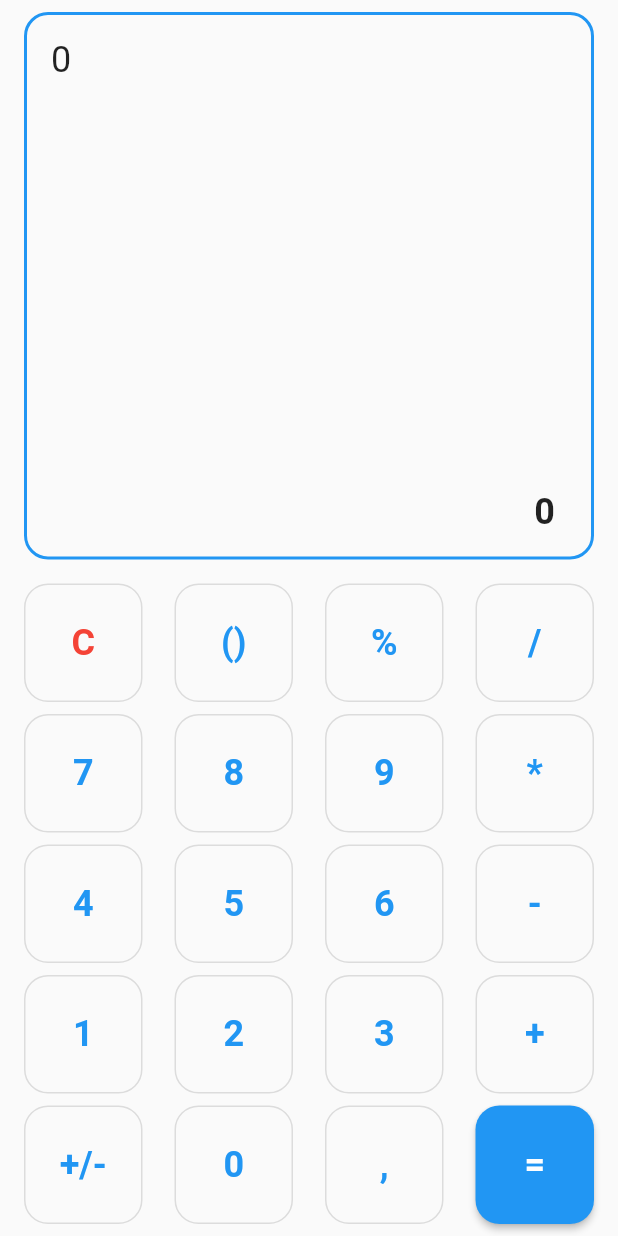
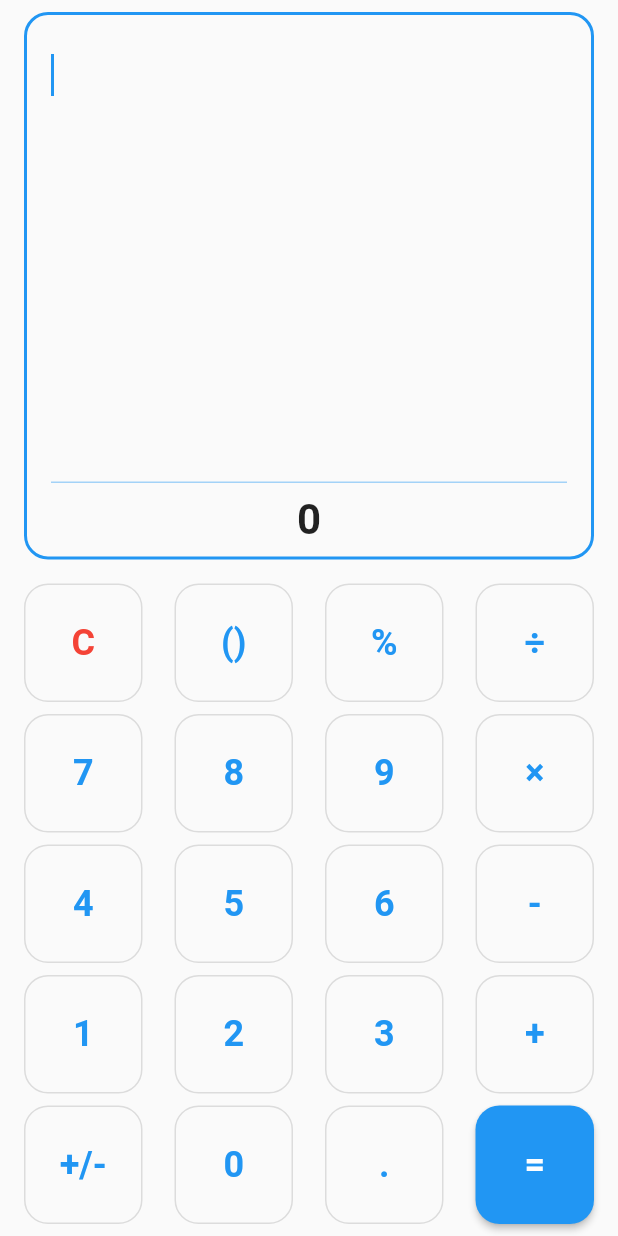
Before and after one commit to m-salmani78/persian_calculator, a Flutter app: the screen it shows after launch, on a phone screen of 412 x 824 dp. Run offline on Flutter 3.47's test engine with Material 2 defaults, Android fonts, the phone set to English and light mode, and no system bars.

```diff
--- a/lib/main.dart
+++ b/lib/main.dart
@@ -11,7 +11,7 @@ class MyApp extends StatelessWidget {
   @override
   Widget build(BuildContext context) {
     return MaterialApp(
-      title: 'Graphycal Calculator',
+      title: 'Calculator',
       theme: ThemeData(
         primarySwatch: Colors.blue,
       ),
--- a/lib/screens/home/home.dart
+++ b/lib/screens/home/home.dart
@@ -2,25 +2,28 @@ import 'package:calculator/repo/calculator.dart';
 import 'package:calculator/screens/home/widgets/keyboard.dart';
 import 'package:calculator/screens/home/widgets/monitor.dart';
 import 'package:flutter/material.dart';
+import 'package:provider/provider.dart';
 
 class HomeScreen extends StatelessWidget {
-  final controller = TextEditingController(text: '0');
+  final controller = TextEditingController();
 
   HomeScreen({Key? key}) : super(key: key);
 
   @override
   Widget build(BuildContext context) {
-    final calculator = Calculator(controller: controller);
     return SafeArea(
       child: Scaffold(
-        body: Padding(
+        body: ListenableProvider<Calculator>(
+          create: (context) => Calculator(controller: controller),
+          child: Padding(
             padding: const EdgeInsets.symmetric(horizontal: 16, vertical: 8),
             child: Column(
               children: [
                 Flexible(child: Monitor(controller: controller)),
                 const SizedBox(height: 16),
-              CustomKeyboard(calculator: calculator),
+                const CustomKeyboard(),
               ],
+            ),
           ),
         ),
       ),
--- a/lib/screens/home/widgets/keyboard.dart
+++ b/lib/screens/home/widgets/keyboard.dart
@@ -1,31 +1,32 @@
 import 'package:calculator/repo/calculator.dart';
 import 'package:calculator/widgets/custom_button.dart';
 import 'package:flutter/material.dart';
+import 'package:provider/provider.dart';
 
 class CustomKeyboard extends StatelessWidget {
-  final Calculator calculator;
   final _mainAxisAlignment = MainAxisAlignment.spaceBetween;
 
-  const CustomKeyboard({Key? key, required this.calculator}) : super(key: key);
+  const CustomKeyboard({Key? key}) : super(key: key);
 
   @override
   Widget build(BuildContext context) {
+    final calculator = context.watch<Calculator>();
     return Column(
       children: [
-        _buildFirstRow(),
+        _buildFirstRow(calculator),
         const SizedBox(height: 8),
-        _buildNum7to9(),
+        _buildNum7to9(calculator),
         const SizedBox(height: 8),
-        _buildNum4to6(),
+        _buildNum4to6(calculator),
         const SizedBox(height: 8),
-        _buildNum1to3(),
+        _buildNum1to3(calculator),
         const SizedBox(height: 8),
-        _buildOtherNums(),
+        _buildOtherNums(calculator),
       ],
     );
   }
 
-  Widget _buildFirstRow() {
+  Widget _buildFirstRow(Calculator calculator) {
     return Row(
       mainAxisAlignment: _mainAxisAlignment,
       children: [
@@ -36,64 +37,58 @@ class CustomKeyboard extends StatelessWidget {
           child: const Text('C'),
           primary: Colors.red,
         ),
-        CustomButton(onPressed: () {}, child: const Text('()')),
-        CustomButton(onPressed: () {}, child: const Text('%')),
         CustomButton(
             onPressed: () {
-              calculator.addOperator('/');
+              //todo
             },
-            child: const Text('/')),
+            child: const Text('()')),
+        CustomButton(
+            onPressed: () {
+              //todo
+            },
+            child: const Text('%')),
+        CustomButton(
+            onPressed: () {
+              calculator.addOperator('÷');
+            },
+            child: const Text('÷')),
       ],
     );
   }
 
-  _buildNum7to9() {
+  _buildNum7to9(Calculator calculator) {
     return Row(
       mainAxisAlignment: _mainAxisAlignment,
       children: [
+        ...List.generate(
+          3,
+          (index) => CustomButton(
+              onPressed: () {
+                calculator.addNum('${index + 7}');
+              },
+              child: Text('${index + 7}')),
+        ),
         CustomButton(
             onPressed: () {
-              calculator.addNum('7');
+              calculator.addOperator('×');
             },
-            child: const Text('7')),
-        CustomButton(
-            onPressed: () {
-              calculator.addNum('8');
-            },
-            child: const Text('8')),
-        CustomButton(
-            onPressed: () {
-              calculator.addNum('9');
-            },
-            child: const Text('9')),
-        CustomButton(
-            onPressed: () {
-              calculator.addOperator('*');
-            },
-            child: const Text('*')),
+            child: const Text('×')),
       ],
     );
   }
 
-  _buildNum4to6() {
+  _buildNum4to6(Calculator calculator) {
     return Row(
       mainAxisAlignment: _mainAxisAlignment,
       children: [
-        CustomButton(
-            onPressed: () {
-              calculator.addNum('4');
-            },
-            child: const Text('4')),
-        CustomButton(
-            onPressed: () {
-              calculator.addNum('5');
-            },
-            child: const Text('5')),
-        CustomButton(
-            onPressed: () {
-              calculator.addNum('6');
-            },
-            child: const Text('6')),
+        ...List.generate(
+          3,
+          (index) => CustomButton(
+              onPressed: () {
+                calculator.addNum('${index + 4}');
+              },
+              child: Text('${index + 4}')),
+        ),
         CustomButton(
             onPressed: () {
               calculator.addOperator('-');
@@ -103,25 +98,18 @@ class CustomKeyboard extends StatelessWidget {
     );
   }
 
-  _buildNum1to3() {
+  _buildNum1to3(Calculator calculator) {
     return Row(
       mainAxisAlignment: _mainAxisAlignment,
       children: [
-        CustomButton(
-            onPressed: () {
-              calculator.addNum('1');
-            },
-            child: const Text('1')),
-        CustomButton(
-            onPressed: () {
-              calculator.addNum('2');
-            },
-            child: const Text('2')),
-        CustomButton(
-            onPressed: () {
-              calculator.addNum('3');
-            },
-            child: const Text('3')),
+        ...List.generate(
+          3,
+          (index) => CustomButton(
+              onPressed: () {
+                calculator.addNum('${index + 1}');
+              },
+              child: Text('${index + 1}')),
+        ),
         CustomButton(
             onPressed: () {
               calculator.addOperator('+');
@@ -131,7 +119,7 @@ class CustomKeyboard extends StatelessWidget {
     );
   }
 
-  _buildOtherNums() {
+  _buildOtherNums(Calculator calculator) {
     return Row(
       mainAxisAlignment: _mainAxisAlignment,
       children: [
@@ -141,7 +129,11 @@ class CustomKeyboard extends StatelessWidget {
               calculator.addNum('0');
             },
             child: const Text('0')),
-        CustomButton(onPressed: () {}, child: const Text(',')),
+        CustomButton(
+            onPressed: () {
+              calculator.addDot();
+            },
+            child: const Text('.')),
         CustomButton(
           outlined: false,
           onPressed: () {
--- a/lib/screens/home/widgets/monitor.dart
+++ b/lib/screens/home/widgets/monitor.dart
@@ -1,6 +1,8 @@
 import 'package:calculator/constants.dart';
+import 'package:calculator/repo/calculator.dart';
 import 'package:flutter/cupertino.dart';
 import 'package:flutter/material.dart';
+import 'package:provider/provider.dart';
 
 class Monitor extends StatelessWidget {
   final TextEditingController controller;
@@ -9,6 +11,7 @@ class Monitor extends StatelessWidget {
 
   @override
   Widget build(BuildContext context) {
+    var result = context.watch<Calculator>().finalResult;
     return Container(
       constraints: const BoxConstraints.expand(),
       decoration: BoxDecoration(
@@ -16,26 +19,34 @@ class Monitor extends StatelessWidget {
         border: Border.all(color: Theme.of(context).primaryColor, width: 2),
       ),
       child: Column(
-        crossAxisAlignment: CrossAxisAlignment.end,
         children: [
+          const SizedBox(height: 16),
           TextField(
             controller: controller,
             readOnly: true,
             showCursor: true,
             minLines: 1,
-            maxLines: 10,
+            maxLines: 4,
             style: const TextStyle(fontSize: 24),
+            autofocus: true,
             decoration: const InputDecoration(
               border: OutlineInputBorder(borderSide: BorderSide.none),
-              contentPadding: EdgeInsets.all(16),
+              contentPadding: EdgeInsets.symmetric(horizontal: 16),
             ),
           ),
           const Spacer(),
-          const Padding(
-            padding: EdgeInsets.only(bottom: 16, right: 24),
+          Divider(
+            thickness: 1,
+            indent: 16,
+            endIndent: 16,
+            color: Theme.of(context).primaryColor.withOpacity(0.4),
+            height: 0,
+          ),
+          Padding(
+            padding: const EdgeInsets.symmetric(vertical: 8),
             child: Text(
-              '0',
-              style: TextStyle(fontSize: 24, fontWeight: FontWeight.bold),
+              result.isEmpty ? '0' : result,
+              style: const TextStyle(fontSize: 28, fontWeight: FontWeight.w600),
             ),
           ),
         ],
```
Also changed, not shown: lib/repo/calculator.dart (+27 -10 lines), lib/screens/home/widgets/options.dart (added, +16 -0 lines), pubspec.yaml (+3 -6 lines), pubspec.lock. Lines whose indentation alone changed are shown as unchanged.
